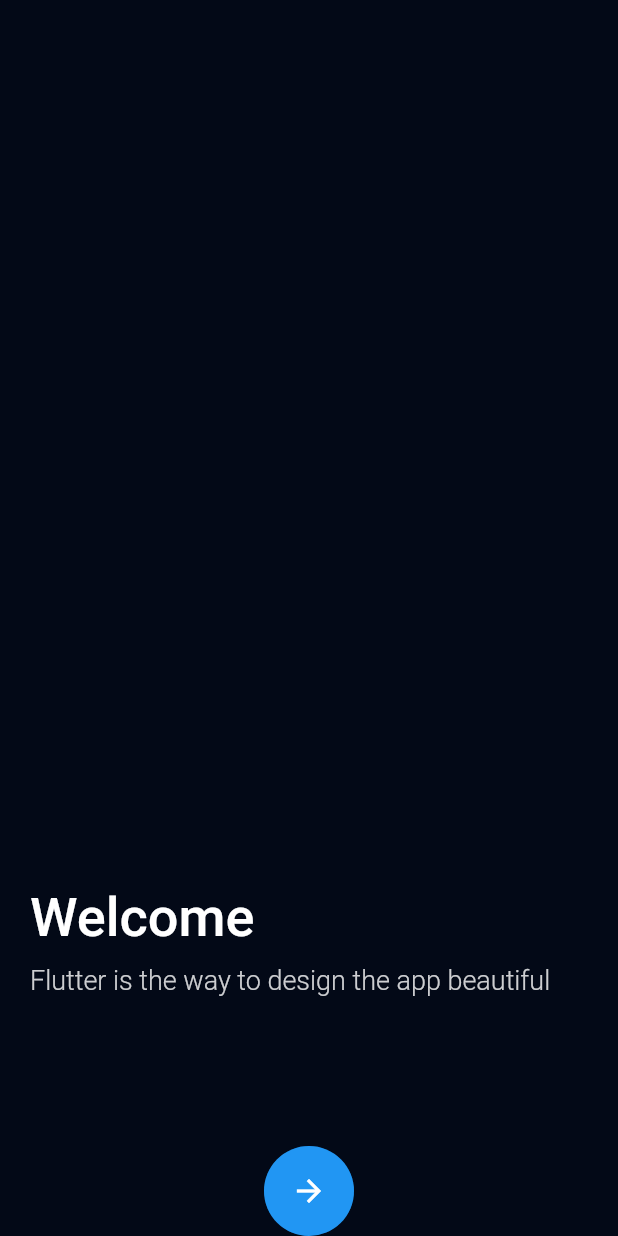
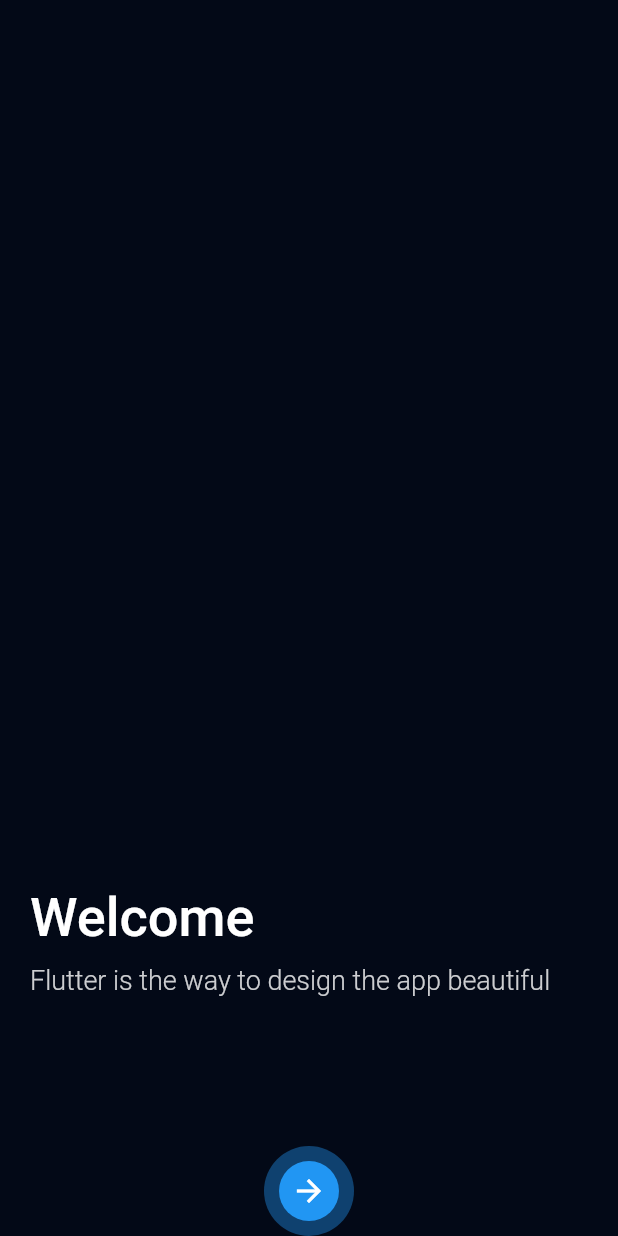
Before and after one commit to nimesh1997/flutter_login_ui_animation, a Flutter app: the screen it shows after launch, on a phone screen of 412 x 824 dp. Run offline on Flutter 3.47's test engine with Material 2 defaults, Android fonts, the phone set to English and light mode, and no system bars; our stand-ins replace simple_animations.

Commit message:
animation updated

```diff
--- a/lib/screens/MyHomePage.dart
+++ b/lib/screens/MyHomePage.dart
@@ -1,5 +1,6 @@
 import 'package:flutter/material.dart';
 import 'package:flutter/rendering.dart';
+import 'package:flutter_login_ui_animation/screens/LoginScreen.dart';
 import 'package:flutter_login_ui_animation/simpleAnimation.dart';
 
 class MyHomePage extends StatefulWidget {
@@ -17,6 +18,8 @@ class _MyHomePageState extends State<MyHomePage> with TickerProviderStateMixin {
   Animation<double> _animation3;
   Animation<double> _animation4;
 
+  bool hideIcon = false;
+
   @override
   void initState() {
     _controller1 = AnimationController(vsync: this, duration: Duration(milliseconds: 500));
@@ -29,7 +32,7 @@ class _MyHomePageState extends State<MyHomePage> with TickerProviderStateMixin {
         }
       });
 
-    _controller2 = AnimationController(vsync: this, duration: Duration(milliseconds: 1000));
+    _controller2 = AnimationController(vsync: this, duration: Duration(milliseconds: 750));
     _animation2 = Tween<double>(begin: 60.0, end: 260.0).animate(_controller2)
       ..addStatusListener((status) {
         if (status == AnimationStatus.completed) {
@@ -38,20 +41,26 @@ class _MyHomePageState extends State<MyHomePage> with TickerProviderStateMixin {
         }
       });
 
-    _controller3 = AnimationController(vsync: this, duration: Duration(milliseconds: 1500));
+    _controller3 = AnimationController(vsync: this, duration: Duration(milliseconds: 1000));
     _animation3 = Tween<double>(begin: 0, end: 200).animate(_controller3)
       ..addStatusListener((status) {
         if (status == AnimationStatus.completed) {
           print('_animation3 completed');
+          setState(() {
+            hideIcon = true;
+          });
+          _controller4.forward();
         }
       });
 
-    _controller4 = AnimationController(vsync: this, duration: Duration(milliseconds: 2000));
+    _controller4 = AnimationController(vsync: this, duration: Duration(milliseconds: 1000));
     _animation4 = Tween<double>(begin: 1.0, end: 32.0).animate(_controller4)
       ..addStatusListener((status) {
         if (status == AnimationStatus.completed) {
           print('_animation4 completed');
           print('now navigate to next page');
+          Navigator.of(context).pushReplacement(MaterialPageRoute(builder: (context) => LoginPage()));
+//          Navigator.push(context, MaterialPageRoute(builder: (context) => LoginPage()));
         }
       });
   }
@@ -137,6 +146,7 @@ class _MyHomePageState extends State<MyHomePage> with TickerProviderStateMixin {
                                   return Container(
                                     width: _animation2.value,
                                     height: 60.0,
+                                    padding: EdgeInsets.all(10.0),
                                     decoration: BoxDecoration(
                                       borderRadius: BorderRadius.circular(40.0),
                                       color: Colors.blue.withOpacity(0.4),
@@ -157,17 +167,37 @@ class _MyHomePageState extends State<MyHomePage> with TickerProviderStateMixin {
                                             builder: (context, child) {
                                               return Positioned(
                                                 left: _animation3.value,
+                                                child: AnimatedBuilder(
+                                                  animation: _controller4,
+                                                  builder: (context, child) {
+                                                    return Transform.scale(
+                                                      scale: _animation4.value,
                                                       child: Container(
-                                                  width: 60.0,
-                                                  height: 60.0,
+                                                        width: 40.0,
+                                                        height: 40.0,
                                                         decoration: BoxDecoration(
                                                           shape: BoxShape.circle,
                                                           color: Colors.blue,
                                                         ),
-                                                  child: Icon(
+                                                        child: hideIcon ? Container() : Icon(
                                                           Icons.arrow_forward,
                                                           color: Colors.white,
                                                         ),
+                                                      ),
+                                                    );
+                                                  },
+//                                                  child: Container(
+//                                                    width: 60.0,
+//                                                    height: 60.0,
+//                                                    decoration: BoxDecoration(
+//                                                      shape: BoxShape.circle,
+//                                                      color: Colors.blue,
+//                                                    ),
+//                                                    child: Icon(
+//                                                      Icons.arrow_forward,
+//                                                      color: Colors.white,
+//                                                    ),
+//                                                  ),
                                                 ),
                                               );
                                             },
```
Also changed, not shown: lib/screens/LoginScreen.dart (added, +21 -0 lines). Lines whose indentation alone changed are shown as unchanged.
